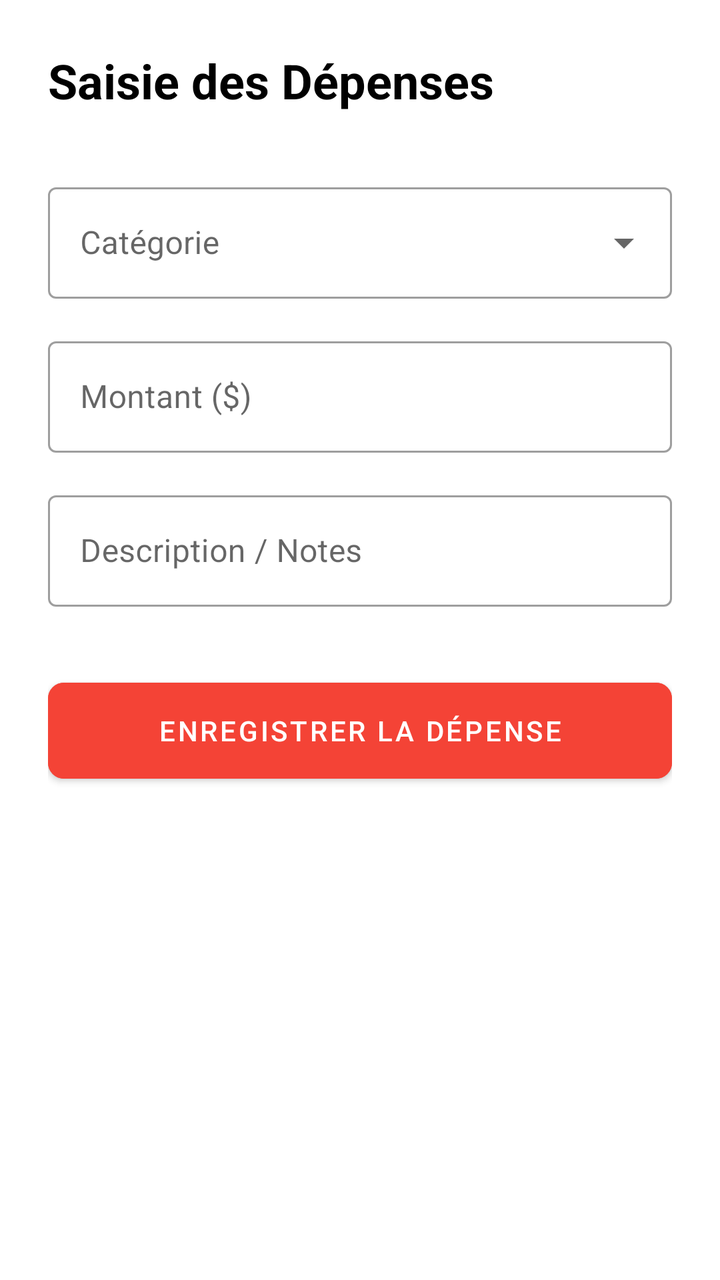
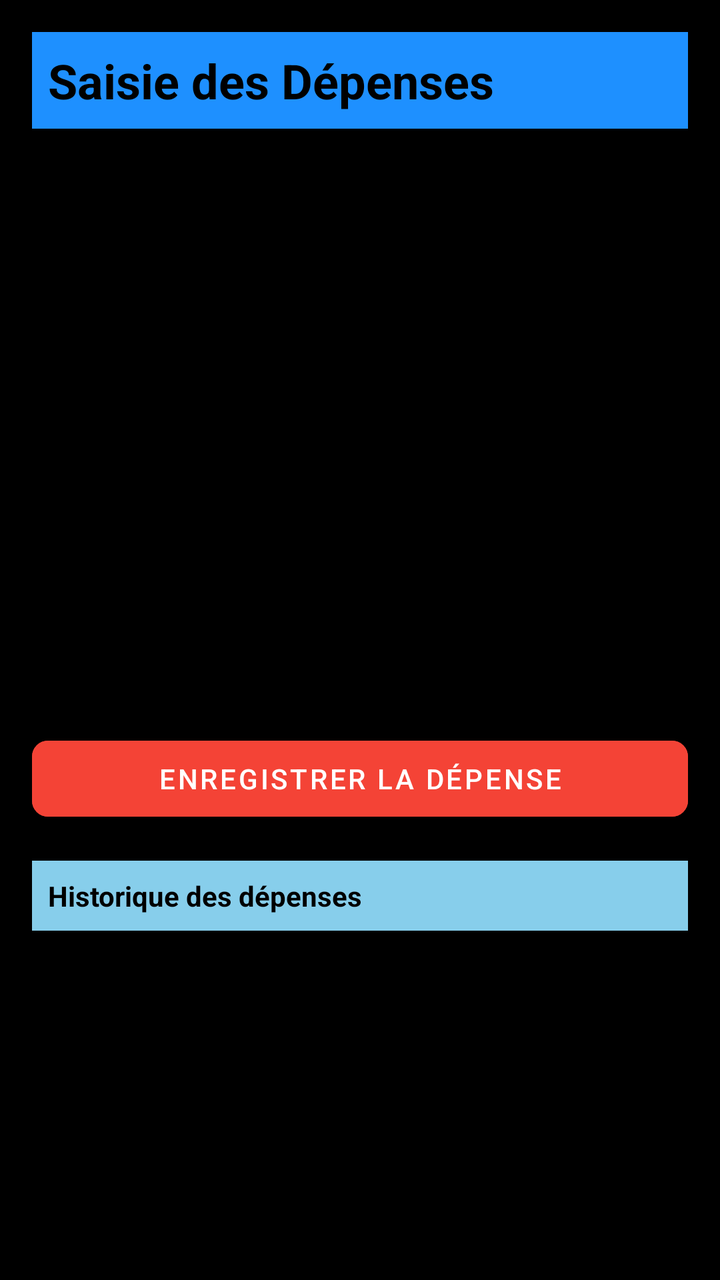

Two renders of the same Android screen: before a commit and after it. Below are the layout's source before the change and the commit's diff.
<!-- AndroidManifest.xml: application theme Theme.Poulailler_copilot -->
<!-- res/layout/activity_expenses.xml -->
<?xml version="1.0" encoding="utf-8"?>
<LinearLayout xmlns:android="http://schemas.android.com/apk/res/android"
    xmlns:app="http://schemas.android.com/apk/res-auto"
    android:layout_width="match_parent"
    android:layout_height="match_parent"
    android:orientation="vertical"
    android:padding="24dp">

    <TextView
        android:layout_width="wrap_content"
        android:layout_height="wrap_content"
        android:text="Saisie des Dépenses"
        android:textSize="24sp"
        android:textStyle="bold"
        android:textColor="@color/black"
        android:layout_marginBottom="32dp"/>

    <com.google.android.material.textfield.TextInputLayout
        android:layout_width="match_parent"
        android:layout_height="wrap_content"
        android:hint="Catégorie"
        style="@style/Widget.MaterialComponents.TextInputLayout.OutlinedBox.ExposedDropdownMenu">
        <AutoCompleteTextView
            android:id="@+id/autoCompleteCategory"
            android:layout_width="match_parent"
            android:layout_height="wrap_content"
            android:inputType="none" />
    </com.google.android.material.textfield.TextInputLayout>

    <com.google.android.material.textfield.TextInputLayout
        android:layout_width="match_parent"
        android:layout_height="wrap_content"
        android:layout_marginTop="16dp"
        android:hint="Montant ($)"
        style="@style/Widget.MaterialComponents.TextInputLayout.OutlinedBox">
        <com.google.android.material.textfield.TextInputEditText
            android:id="@+id/etAmount"
            android:layout_width="match_parent"
            android:layout_height="wrap_content"
            android:inputType="numberDecimal" />
    </com.google.android.material.textfield.TextInputLayout>

    <com.google.android.material.textfield.TextInputLayout
        android:layout_width="match_parent"
        android:layout_height="wrap_content"
        android:layout_marginTop="16dp"
        android:hint="Description / Notes"
        style="@style/Widget.MaterialComponents.TextInputLayout.OutlinedBox">
        <com.google.android.material.textfield.TextInputEditText
            android:id="@+id/etDescription"
            android:layout_width="match_parent"
            android:layout_height="wrap_content"
            android:inputType="textLongMessage" />
    </com.google.android.material.textfield.TextInputLayout>

    <com.google.android.material.button.MaterialButton
        android:id="@+id/btnSaveExpense"
        android:layout_width="match_parent"
        android:layout_height="60dp"
        android:layout_marginTop="32dp"
        android:text="ENREGISTRER LA DÉPENSE"
        android:backgroundTint="#F44336"
        app:cornerRadius="8dp" />

</LinearLayout>
<!-- resources referenced by this layout -->
<resources>
  <color name="black">#FF000000</color>
  <style name="Theme.Poulailler_copilot" parent="Theme.MaterialComponents.DayNight.NoActionBar">
          
          <item name="colorPrimary">@color/purple_500</item>
          <item name="colorPrimaryVariant">@color/purple_700</item>
          <item name="colorOnPrimary">@color/white</item>
          
          <item name="colorSecondary">@color/teal_200</item>
          <item name="colorSecondaryVariant">@color/teal_700</item>
          <item name="colorOnSecondary">@color/black</item>
          
          <item name="android:statusBarColor">?attr/colorPrimaryVariant</item>
          
      </style>
  <color name="purple_500">#FF6200EE</color>
  <color name="purple_700">#FF3700B3</color>
  <color name="white">#FFFFFFFF</color>
  <color name="teal_200">#FF03DAC5</color>
  <color name="teal_700">#FF018786</color>
</resources>

<!-- the commit's change to res/layout/activity_expenses.xml (unified diff, before → after) -->
@@ -4,22 +4,40 @@
     android:layout_width="match_parent"
     android:layout_height="match_parent"
     android:orientation="vertical"
-    android:padding="24dp">
+    android:padding="16dp">
 
     <TextView
-        android:layout_width="wrap_content"
+        android:layout_width="match_parent"
         android:layout_height="wrap_content"
         android:text="Saisie des Dépenses"
         android:textSize="24sp"
         android:textStyle="bold"
-        android:textColor="@color/black"
-        android:layout_marginBottom="32dp"/>
+        android:textColor="#000000"
+        android:background="#1E90FF"
+        android:padding="8dp"
+        android:layout_marginBottom="16dp"/>
+
+    <com.google.android.material.textfield.TextInputLayout
+        android:id="@+id/tilDate"
+        android:layout_width="match_parent"
+        android:layout_height="wrap_content"
+        android:hint="Date"
+        style="@style/Widget.MaterialComponents.TextInputLayout.OutlinedBox"
+        android:layout_marginBottom="8dp">
+        <com.google.android.material.textfield.TextInputEditText
+            android:id="@+id/etExpenseDate"
+            android:layout_width="match_parent"
+            android:layout_height="wrap_content"
+            android:focusable="false"
+            android:clickable="true" />
+    </com.google.android.material.textfield.TextInputLayout>
 
     <com.google.android.material.textfield.TextInputLayout
         android:layout_width="match_parent"
         android:layout_height="wrap_content"
         android:hint="Catégorie"
-        style="@style/Widget.MaterialComponents.TextInputLayout.OutlinedBox.ExposedDropdownMenu">
+        style="@style/Widget.MaterialComponents.TextInputLayout.OutlinedBox.ExposedDropdownMenu"
+        android:layout_marginBottom="8dp">
         <AutoCompleteTextView
             android:id="@+id/autoCompleteCategory"
             android:layout_width="match_parent"
@@ -28,11 +46,26 @@
     </com.google.android.material.textfield.TextInputLayout>
 
     <com.google.android.material.textfield.TextInputLayout
+        android:id="@+id/tilQuantityKg"
         android:layout_width="match_parent"
         android:layout_height="wrap_content"
-        android:layout_marginTop="16dp"
+        android:hint="Quantité (kg)"
+        style="@style/Widget.MaterialComponents.TextInputLayout.OutlinedBox"
+        android:layout_marginBottom="8dp"
+        android:visibility="gone">
+        <com.google.android.material.textfield.TextInputEditText
+            android:id="@+id/etQuantityKg"
+            android:layout_width="match_parent"
+            android:layout_height="wrap_content"
+            android:inputType="numberDecimal" />
+    </com.google.android.material.textfield.TextInputLayout>
+
+    <com.google.android.material.textfield.TextInputLayout
+        android:layout_width="match_parent"
+        android:layout_height="wrap_content"
         android:hint="Montant ($)"
-        style="@style/Widget.MaterialComponents.TextInputLayout.OutlinedBox">
+        style="@style/Widget.MaterialComponents.TextInputLayout.OutlinedBox"
+        android:layout_marginBottom="8dp">
         <com.google.android.material.textfield.TextInputEditText
             android:id="@+id/etAmount"
             android:layout_width="match_parent"
@@ -43,9 +76,9 @@
     <com.google.android.material.textfield.TextInputLayout
         android:layout_width="match_parent"
         android:layout_height="wrap_content"
-        android:layout_marginTop="16dp"
         android:hint="Description / Notes"
-        style="@style/Widget.MaterialComponents.TextInputLayout.OutlinedBox">
+        style="@style/Widget.MaterialComponents.TextInputLayout.OutlinedBox"
+        android:layout_marginBottom="16dp">
         <com.google.android.material.textfield.TextInputEditText
             android:id="@+id/etDescription"
             android:layout_width="match_parent"
@@ -56,10 +89,26 @@
     <com.google.android.material.button.MaterialButton
         android:id="@+id/btnSaveExpense"
         android:layout_width="match_parent"
-        android:layout_height="60dp"
-        android:layout_marginTop="32dp"
+        android:layout_height="50dp"
         android:text="ENREGISTRER LA DÉPENSE"
         android:backgroundTint="#F44336"
         app:cornerRadius="8dp" />
 
+    <TextView
+        android:layout_width="match_parent"
+        android:layout_height="wrap_content"
+        android:text="Historique des dépenses"
+        android:textStyle="bold"
+        android:background="#87CEEB"
+        android:textColor="#000000"
+        android:padding="8dp"
+        android:layout_marginTop="16dp"
+        android:layout_marginBottom="4dp"/>
+
+    <ListView
+        android:id="@+id/lvExpenses"
+        android:layout_width="match_parent"
+        android:layout_height="0dp"
+        android:layout_weight="1" />
+
 </LinearLayout>
<!-- resource entries referenced after the edit -->
@@ -10,9 +10,12 @@
           <item name="colorSecondary">@color/teal_200</item>
           <item name="colorSecondaryVariant">@color/teal_700</item>
           <item name="colorOnSecondary">@color/black</item>
+  
+          
+          <item name="android:windowBackground">@color/black</item>
+  
           
           <item name="android:statusBarColor">?attr/colorPrimaryVariant</item>
-          
       </style>
   <color name="purple_500">#FF6200EE</color>
   <color name="purple_700">#FF3700B3</color>
